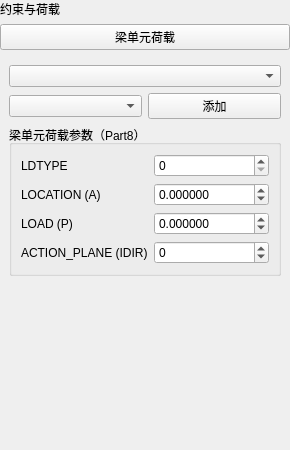
Old version of the form plugins/Base_PhysicalField/BeamLoadPage.ui in the repository asd977/base_cae.
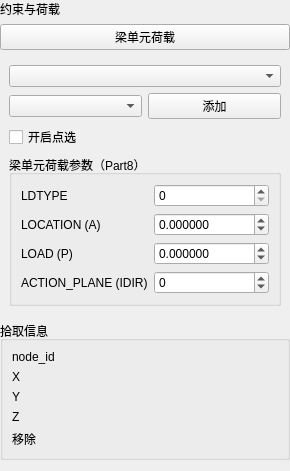
New version of the form. Custom widgets are drawn as their Qt base class.

Commit message: Add pick info panels and pick-enable checkbox for node-based physical pages

The edit to the form file:
```diff
--- a/plugins/Base_PhysicalField/BeamLoadPage.ui
+++ b/plugins/Base_PhysicalField/BeamLoadPage.ui
@@ -69,6 +69,13 @@
      </item>
     </layout>
    </item>
+   <item>
+    <widget class="QCheckBox" name="pickEnableCheckBox">
+     <property name="text">
+      <string>开启点选</string>
+     </property>
+    </widget>
+   </item>
    <item>
     <widget class="QGroupBox" name="groupBoxParams">
      <property name="title">
@@ -170,6 +177,25 @@
     </widget>
    </item>
 
+   <item>
+    <widget class="QGroupBox" name="groupBoxPick">
+     <property name="title">
+      <string>拾取信息</string>
+     </property>
+     <layout class="QGridLayout" name="gridLayoutPick">
+      <item row="0" column="0"><widget class="QLabel" name="labelNodeId"><property name="text"><string>node_id</string></property></widget></item>
+      <item row="0" column="1"><widget class="QLabel" name="labelNodeIdValue"><property name="text"><string/></property></widget></item>
+      <item row="1" column="0"><widget class="QLabel" name="labelX"><property name="text"><string>X</string></property></widget></item>
+      <item row="1" column="1"><widget class="QLabel" name="labelXValue"><property name="text"><string/></property></widget></item>
+      <item row="2" column="0"><widget class="QLabel" name="labelY"><property name="text"><string>Y</string></property></widget></item>
+      <item row="2" column="1"><widget class="QLabel" name="labelYValue"><property name="text"><string/></property></widget></item>
+      <item row="3" column="0"><widget class="QLabel" name="labelZ"><property name="text"><string>Z</string></property></widget></item>
+      <item row="3" column="1"><widget class="QLabel" name="labelZValue"><property name="text"><string/></property></widget></item>
+      <item row="4" column="0"><widget class="QLabel" name="labelPrevOwner"><property name="text"><string>移除</string></property></widget></item>
+      <item row="4" column="1"><widget class="QLabel" name="labelPrevOwnerValue"><property name="text"><string/></property></widget></item>
+     </layout>
+    </widget>
+   </item>
    <item>
     <spacer name="verticalSpacer">
      <property name="orientation">
```
The commit also changes 11 other files.
